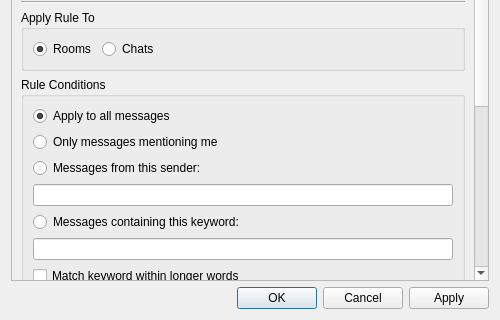
Qt form Swift/QtUI/QtHighlightEditor.ui (swift/swift) before a commit; both pictures show x 0 to 500 and y 280 to 600 of the 500 by 600 pixel window.
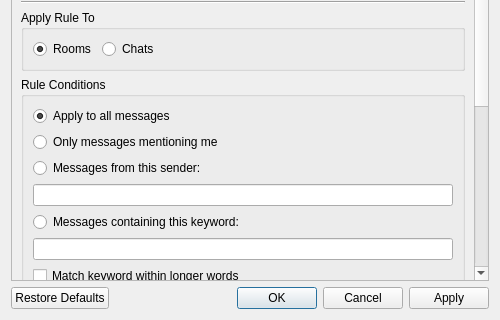
The same form after that commit. Custom widgets are drawn as their Qt base class.

Commit message:
Add "Reset defaults" button to highlight editor window.
The button is only shown if the current rules are *not* the default
set of rules.

Test-Information:

Tested on Mac OS X 10.9.5.

The edit to the form file:
```diff
--- a/Swift/QtUI/QtHighlightEditor.ui
+++ b/Swift/QtUI/QtHighlightEditor.ui
@@ -443,23 +443,10 @@
    </item>
    <item>
     <layout class="QHBoxLayout" name="horizontalLayout_9">
-     <item>
-      <spacer name="horizontalSpacer_4">
-       <property name="orientation">
-        <enum>Qt::Horizontal</enum>
-       </property>
-       <property name="sizeHint" stdset="0">
-        <size>
-         <width>40</width>
-         <height>20</height>
-        </size>
-       </property>
-      </spacer>
-     </item>
      <item>
       <widget class="QDialogButtonBox" name="buttonBox">
        <property name="standardButtons">
-        <set>QDialogButtonBox::Apply|QDialogButtonBox::Cancel|QDialogButtonBox::Ok</set>
+        <set>QDialogButtonBox::Apply|QDialogButtonBox::Cancel|QDialogButtonBox::Ok|QDialogButtonBox::RestoreDefaults</set>
        </property>
       </widget>
      </item>
```
The commit also changes 8 other files.
